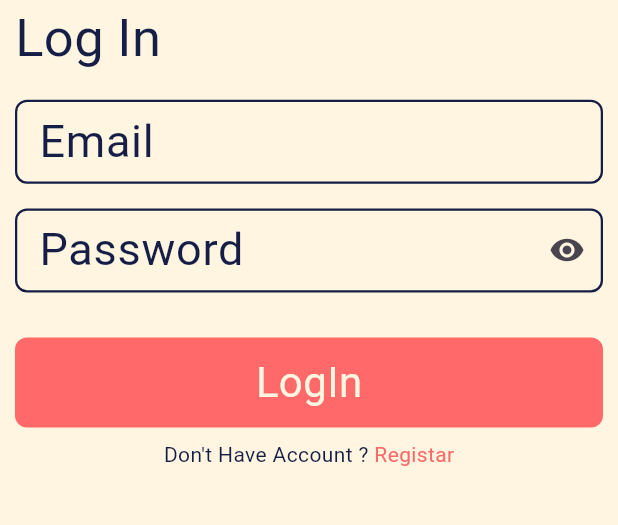
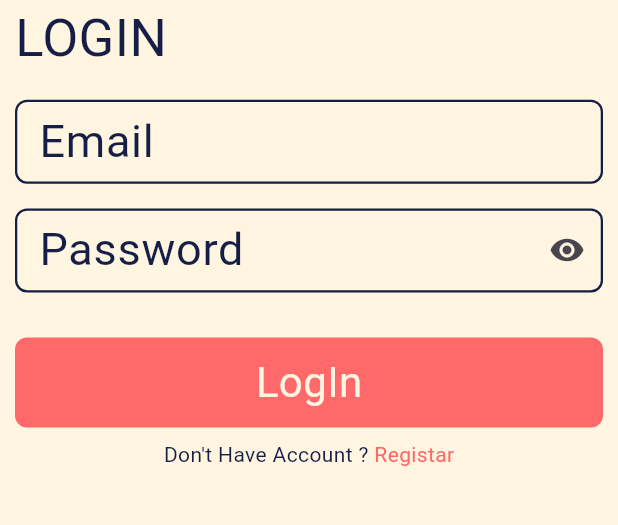
Before and after one commit to Kerolos163/Chaty-App, a Flutter app: the screen it shows after launch, on a phone screen of 412 x 824 dp, the part 600-1125 px from its top. Run offline on Flutter 3.47's test engine with Material 2 defaults, Android fonts, the phone set to English and light mode, and no system bars; our stand-ins replace flutter_bloc, google_fonts, lottie; Roboto replaces fonts that are missing (Birthstone).

Commit message:
Handel name

```diff
--- a/lib/Features/Login_View/View/widget/login_body.dart
+++ b/lib/Features/Login_View/View/widget/login_body.dart
@@ -36,7 +36,7 @@ class LoginBody extends StatelessWidget {
                 Align(
                   alignment: Alignment.centerLeft,
                   child: Text(
-                    "Log In",
+                    "LOGIN",
                     style: TextStyle(
                       fontSize: 35,
                       color: ColorManager.primaryFont,
```
